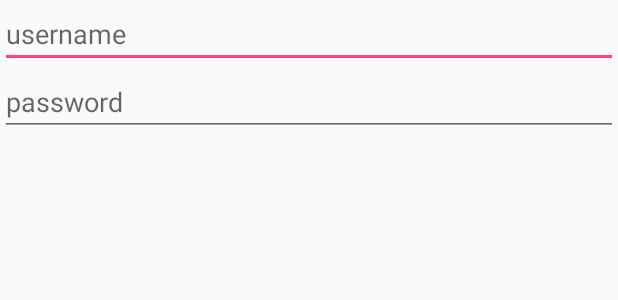
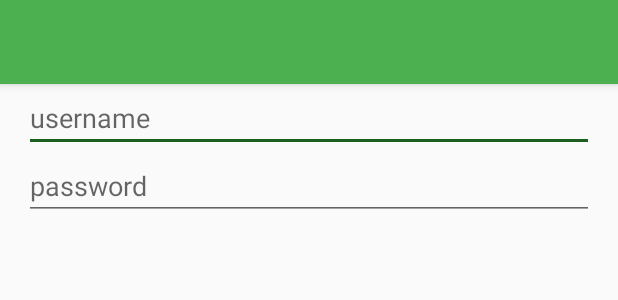
Before and after one commit to thenracker/hackathon, an Android app: the layout fragment_login.xml on its own in the app's theme, with its tools: preview values and no code run, on a phone screen of 412 x 824 dp. Shown: the top 300 px of the screen. Run offline under Robolectric (Android 15) with nearby library versions, the phone set to English and light mode, and no system bars.

Commit message:
Develop: Konečně hezký komponenty

```diff
--- a/app/build.gradle
+++ b/app/build.gradle
@@ -29,7 +29,18 @@ dependencies {
         exclude group: 'com.android.support', module: 'support-annotations'
     })
     compile 'com.android.support:appcompat-v7:25.3.1'
+    //compile 'com.android.support:support-v4:25.3.1'
+    compile 'com.android.support:design:25.3.1'
+
     compile 'com.android.support.constraint:constraint-layout:1.0.2'
+
+
+    compile 'com.android.support:multidex:1.0.1'
+    compile 'com.android.support:support-v13:25.3.1'
+    compile 'com.android.support:cardview-v7:25.3.1'
+    compile 'com.android.support:recyclerview-v7:25.3.1'
+
+
     //apt "com.github.Raizlabs.DBFlow:dbflow-processor:${dbflow_version}"
     compile "com.github.Raizlabs.DBFlow:dbflow-core:${dbflow_version}"
     compile "com.github.Raizlabs.DBFlow:dbflow:${dbflow_version}"
--- a/app/src/main/AndroidManifest.xml
+++ b/app/src/main/AndroidManifest.xml
@@ -8,9 +8,9 @@
         android:label="@string/app_name"
         android:roundIcon="@mipmap/ic_launcher_round"
         android:supportsRtl="true"
-        android:theme="@style/NoActionBar">
+        android:theme="@style/AppTheme">
 
-        <activity android:name=".login.LoginActivity">
+        <activity android:name=".login.LoginActivity" android:theme="@style/AppTheme.NoActionBar">
             <intent-filter>
                 <action android:name="android.intent.action.MAIN" />
                 <category android:name="android.intent.category.LAUNCHER" />
--- a/app/src/main/res/layout/fragment_login.xml
+++ b/app/src/main/res/layout/fragment_login.xml
@@ -1,6 +1,32 @@
 <?xml version="1.0" encoding="utf-8"?>
-<LinearLayout xmlns:android="http://schemas.android.com/apk/res/android"
-    android:orientation="vertical" android:layout_width="match_parent"
+<android.support.design.widget.CoordinatorLayout android:layout_height="match_parent"
+    android:layout_width="match_parent"
+    xmlns:android="http://schemas.android.com/apk/res/android">
+
+    <android.support.design.widget.AppBarLayout
+        android:id="@+id/app_bar"
+        android:layout_width="match_parent"
+        android:layout_height="wrap_content"
+        android:theme="@style/AppTheme">
+
+        <android.support.v7.widget.Toolbar
+            android:id="@+id/toolbar"
+            android:layout_width="match_parent"
+            android:layout_height="?attr/actionBarSize"
+            />
+
+    </android.support.design.widget.AppBarLayout>
+
+    <ScrollView
+        android:layout_marginTop="?attr/actionBarSize"
+        android:layout_width="match_parent"
+        android:layout_height="match_parent">
+
+        <LinearLayout
+            android:orientation="vertical"
+            android:paddingLeft="@dimen/side_padding"
+            android:paddingRight="@dimen/side_padding"
+            android:layout_width="match_parent"
             android:layout_height="match_parent">
 
             <EditText
@@ -16,3 +42,7 @@
                 android:layout_height="wrap_content" />
 
         </LinearLayout>
+
+    </ScrollView>
+
+</android.support.design.widget.CoordinatorLayout>
--- a/app/src/main/res/values/colors.xml
+++ b/app/src/main/res/values/colors.xml
@@ -1,6 +1,6 @@
 <?xml version="1.0" encoding="utf-8"?>
 <resources>
-    <color name="colorPrimary">#3F51B5</color>
-    <color name="colorPrimaryDark">#303F9F</color>
-    <color name="colorAccent">#FF4081</color>
+    <color name="colorPrimary">#4CAF50</color>
+    <color name="colorPrimaryDark">#2E7D32</color>
+    <color name="colorAccent">#1B5E20</color>
 </resources>
--- /dev/null
+++ b/app/src/main/res/values/dimens.xml
@@ -0,0 +1,4 @@
+<?xml version="1.0" encoding="utf-8"?>
+<resources>
+    <dimen name="side_padding">16dp</dimen>
+</resources>
--- a/app/src/main/res/values/styles.xml
+++ b/app/src/main/res/values/styles.xml
@@ -8,8 +8,9 @@
         <item name="colorAccent">@color/colorAccent</item>
     </style>
 
-    <style name="NoActionBar" parent="AppTheme">
-
+    <style name="AppTheme.NoActionBar" parent="AppTheme">
+        <item name="windowActionBar">false</item>
+        <item name="windowNoTitle">true</item>
     </style>
 
 </resources>
```
Lines whose indentation alone changed are shown as unchanged.
